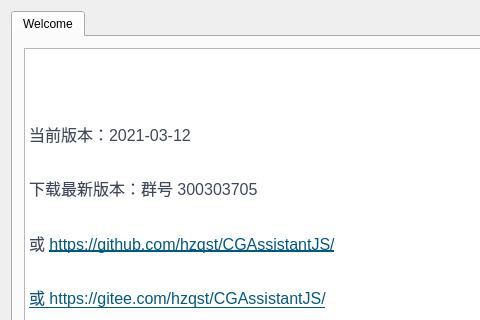
Before: the Qt Designer form CGAssistant/mainwindow.ui in hzqst/CGAssistant, drawn with Qt 5; both pictures show x 0 to 480 and y 0 to 320 of the 720 by 480 pixel window.
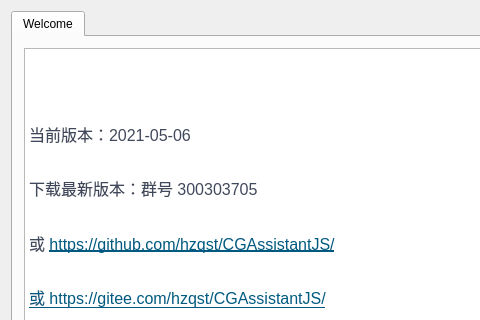
After: the same form once the commit is applied. Icons and pictures are not drawn.

Patch:
```diff
--- a/CGAssistant/mainwindow.ui
+++ b/CGAssistant/mainwindow.ui
@@ -73,7 +73,7 @@
 &lt;/style&gt;&lt;/head&gt;&lt;body style=&quot; font-family:'SimSun'; font-size:9pt; font-weight:400; font-style:normal;&quot;&gt;
 &lt;p style=&quot; margin-top:0px; margin-bottom:0px; margin-left:0px; margin-right:0px; -qt-block-indent:0; text-indent:0px;&quot;&gt;&lt;img src=&quot;:/logo.png&quot; /&gt;&lt;/p&gt;
 &lt;p style=&quot;-qt-paragraph-type:empty; margin-top:0px; margin-bottom:16px; margin-left:0px; margin-right:0px; -qt-block-indent:0; text-indent:0px; line-height:160%; font-family:'-apple-system,BlinkMacSystemFont,Segoe UI,Helvetica,Arial,Apple Color Emoji,Segoe UI Emoji,Segoe UI Symbol,Liberation Sans,PingFang SC,Microsoft YaHei,Hiragino Sans GB,Wenquanyi Micro Hei,WenQuanYi Zen Hei,ST Heiti,SimHei,SimSun,WenQuanYi Zen Hei Sharp,sans-serif'; font-size:16px; color:#40485b; background-color:#ffffff;&quot;&gt;&lt;br /&gt;&lt;/p&gt;
-&lt;p style=&quot; margin-top:0px; margin-bottom:16px; margin-left:0px; margin-right:0px; -qt-block-indent:0; text-indent:0px; line-height:160%; background-color:#ffffff;&quot;&gt;&lt;span style=&quot; font-family:'-apple-system,BlinkMacSystemFont,Segoe UI,Helvetica,Arial,Apple Color Emoji,Segoe UI Emoji,Segoe UI Symbol,Liberation Sans,PingFang SC,Microsoft YaHei,Hiragino Sans GB,Wenquanyi Micro Hei,WenQuanYi Zen Hei,ST Heiti,SimHei,SimSun,WenQuanYi Zen Hei Sharp,sans-serif'; font-size:16px; color:#40485b; background-color:#ffffff;&quot;&gt;当前版本：2021-03-12&lt;/span&gt;&lt;/p&gt;
+&lt;p style=&quot; margin-top:0px; margin-bottom:16px; margin-left:0px; margin-right:0px; -qt-block-indent:0; text-indent:0px; line-height:160%; background-color:#ffffff;&quot;&gt;&lt;span style=&quot; font-family:'-apple-system,BlinkMacSystemFont,Segoe UI,Helvetica,Arial,Apple Color Emoji,Segoe UI Emoji,Segoe UI Symbol,Liberation Sans,PingFang SC,Microsoft YaHei,Hiragino Sans GB,Wenquanyi Micro Hei,WenQuanYi Zen Hei,ST Heiti,SimHei,SimSun,WenQuanYi Zen Hei Sharp,sans-serif'; font-size:16px; color:#40485b; background-color:#ffffff;&quot;&gt;当前版本：2021-05-06&lt;/span&gt;&lt;/p&gt;
 &lt;p style=&quot; margin-top:0px; margin-bottom:16px; margin-left:0px; margin-right:0px; -qt-block-indent:0; text-indent:0px; line-height:160%; background-color:#ffffff;&quot;&gt;&lt;span style=&quot; font-family:'-apple-system,BlinkMacSystemFont,Segoe UI,Helvetica,Arial,Apple Color Emoji,Segoe UI Emoji,Segoe UI Symbol,Liberation Sans,PingFang SC,Microsoft YaHei,Hiragino Sans GB,Wenquanyi Micro Hei,WenQuanYi Zen Hei,ST Heiti,SimHei,SimSun,WenQuanYi Zen Hei Sharp,sans-serif'; font-size:16px; color:#40485b; background-color:#ffffff;&quot;&gt;下载最新版本：群号 300303705&lt;/span&gt;&lt;/p&gt;
 &lt;p style=&quot; margin-top:0px; margin-bottom:16px; margin-left:0px; margin-right:0px; -qt-block-indent:0; text-indent:0px; line-height:160%; background-color:#ffffff;&quot;&gt;&lt;span style=&quot; font-family:'-apple-system,BlinkMacSystemFont,Segoe UI,Helvetica,Arial,Apple Color Emoji,Segoe UI Emoji,Segoe UI Symbol,Liberation Sans,PingFang SC,Microsoft YaHei,Hiragino Sans GB,Wenquanyi Micro Hei,WenQuanYi Zen Hei,ST Heiti,SimHei,SimSun,WenQuanYi Zen Hei Sharp,sans-serif'; font-size:16px; color:#40485b; background-color:#ffffff;&quot;&gt;或 &lt;/span&gt;&lt;a href=&quot;https://github.com/hzqst/CGAssistantJS/issues&quot;&gt;&lt;span style=&quot; font-family:'-apple-system,BlinkMacSystemFont,Segoe UI,Helvetica,Arial,Apple Color Emoji,Segoe UI Emoji,Segoe UI Symbol,Liberation Sans,PingFang SC,Microsoft YaHei,Hiragino Sans GB,Wenquanyi Micro Hei,WenQuanYi Zen Hei,ST Heiti,SimHei,SimSun,WenQuanYi Zen Hei Sharp,sans-serif'; font-size:16px; text-decoration: underline; color:#005980; background-color:transparent;&quot;&gt;https://github.com/hzqst/CGAssistantJS/&lt;/span&gt;&lt;/a&gt;&lt;/p&gt;
 &lt;p style=&quot; margin-top:0px; margin-bottom:16px; margin-left:0px; margin-right:0px; -qt-block-indent:0; text-indent:0px; line-height:160%; background-color:#ffffff;&quot;&gt;&lt;a href=&quot;https://github.com/hzqst/CGAssistantJS/issues&quot;&gt;&lt;span style=&quot; font-family:'-apple-system,BlinkMacSystemFont,Segoe UI,Helvetica,Arial,Apple Color Emoji,Segoe UI Emoji,Segoe UI Symbol,Liberation Sans,PingFang SC,Microsoft YaHei,Hiragino Sans GB,Wenquanyi Micro Hei,WenQuanYi Zen Hei,ST Heiti,SimHei,SimSun,WenQuanYi Zen Hei Sharp,sans-serif'; font-size:16px; text-decoration: underline; color:#005980; background-color:transparent;&quot;&gt;或 &lt;/span&gt;&lt;/a&gt;&lt;a href=&quot;https://gitee.com/hzqst/CGAssistantJS/issues&quot;&gt;&lt;span style=&quot; font-family:'-apple-system,BlinkMacSystemFont,Segoe UI,Helvetica,Arial,Apple Color Emoji,Segoe UI Emoji,Segoe UI Symbol,Liberation Sans,PingFang SC,Microsoft YaHei,Hiragino Sans GB,Wenquanyi Micro Hei,WenQuanYi Zen Hei,ST Heiti,SimHei,SimSun,WenQuanYi Zen Hei Sharp,sans-serif'; font-size:16px; text-decoration: underline; color:#005980; background-color:transparent;&quot;&gt;https://gitee.com/hzqst/CGAssistantJS/&lt;/span&gt;&lt;/a&gt;&lt;/p&gt;&lt;/body&gt;&lt;/html&gt;</string>
```
